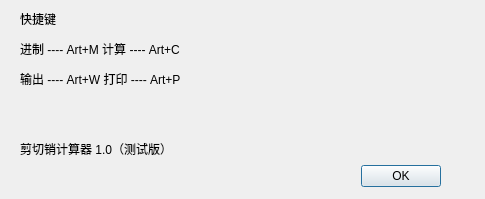
kurcoy/cetc, file 02_python/ShearPinCalc/about.ui: the form before one commit.
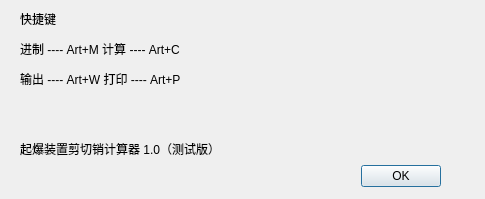
The form after the commit.

The edit to the form file:
```diff
--- a/02_python/ShearPinCalc/about.ui
+++ b/02_python/ShearPinCalc/about.ui
@@ -39,7 +39,7 @@
     </rect>
    </property>
    <property name="text">
-    <string>&lt;html&gt;&lt;head/&gt;&lt;style type=&quot;text/css&quot;&gt;p{color:balck;font-size:10pt; font-family:&quot;宋体&quot;;margin:5px}\n&lt;/style&gt;&lt;body&gt;&lt;p&gt;快捷键 &lt;/p&gt;&lt;p&gt;进制 ---- Art+M   计算 ---- Art+C   &lt;/p&gt;&lt;p&gt;输出 ---- Art+W   打印 ---- Art+P  &lt;/p&gt;&lt;p&gt;&lt;br/&gt;&lt;/p&gt;&lt;p&gt;剪切销计算器 1.0（测试版） &lt;/p&gt;&lt;p&gt;川南航天能源科技有限公司 版权所有！&lt;/p&gt;&lt;/body&gt;&lt;/html&gt;</string>
+    <string>&lt;html&gt;&lt;head/&gt;&lt;style type=&quot;text/css&quot;&gt;p{color:balck;font-size:10pt; font-family:&quot;宋体&quot;;margin:5px}\n&lt;/style&gt;&lt;body&gt;&lt;p&gt;快捷键 &lt;/p&gt;&lt;p&gt;进制 ---- Art+M   计算 ---- Art+C   &lt;/p&gt;&lt;p&gt;输出 ---- Art+W   打印 ---- Art+P  &lt;/p&gt;&lt;p&gt;&lt;br/&gt;&lt;/p&gt;&lt;p&gt;起爆装置剪切销计算器 1.0（测试版） &lt;/p&gt;&lt;p&gt;川南航天能源科技有限公司 版权所有！&lt;/p&gt;&lt;/body&gt;&lt;/html&gt;</string>
    </property>
   </widget>
  </widget>
```
